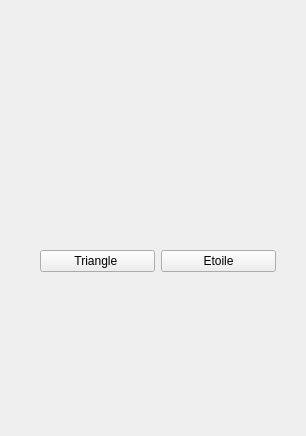
First picture: the form in selectionarea.ui, repository NesrineGhannay/ImagEdit, before the edit.
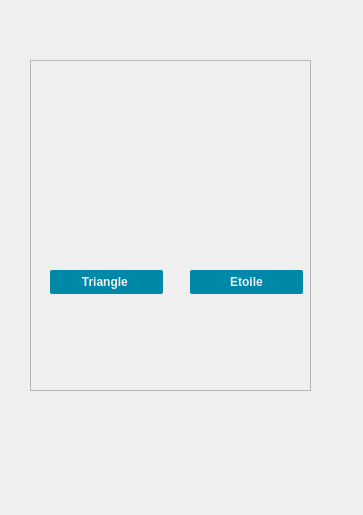
Second picture: the form after the edit. Icons and pictures are not drawn.

Commit message: Add btn to open selection.ui

```diff
--- a/selectionarea.ui
+++ b/selectionarea.ui
@@ -6,40 +6,37 @@
    <rect>
     <x>0</x>
     <y>0</y>
-    <width>306</width>
-    <height>436</height>
+    <width>363</width>
+    <height>515</height>
    </rect>
   </property>
   <property name="windowTitle">
    <string>Form</string>
   </property>
-  <widget class="QWidget" name="">
+  <widget class="QFrame" name="frame">
    <property name="geometry">
     <rect>
-     <x>40</x>
-     <y>72</y>
-     <width>236</width>
-     <height>291</height>
+     <x>30</x>
+     <y>60</y>
+     <width>281</width>
+     <height>331</height>
     </rect>
    </property>
-   <layout class="QVBoxLayout" name="verticalLayout">
-    <item>
-     <layout class="QHBoxLayout" name="horizontalLayout">
-      <item>
-       <spacer name="horizontalSpacer">
-        <property name="orientation">
-         <enum>Qt::Horizontal</enum>
-        </property>
-        <property name="sizeHint" stdset="0">
-         <size>
-          <width>198</width>
-          <height>20</height>
-         </size>
-        </property>
-       </spacer>
-      </item>
-      <item>
+   <property name="frameShape">
+    <enum>QFrame::StyledPanel</enum>
+   </property>
+   <property name="frameShadow">
+    <enum>QFrame::Raised</enum>
+   </property>
        <widget class="QPushButton" name="pushButton">
+    <property name="geometry">
+     <rect>
+      <x>240</x>
+      <y>20</y>
+      <width>28</width>
+      <height>24</height>
+     </rect>
+    </property>
         <property name="text">
          <string/>
         </property>
@@ -51,13 +48,15 @@
          <bool>true</bool>
         </property>
        </widget>
-      </item>
-     </layout>
-    </item>
-    <item>
-     <layout class="QGridLayout" name="gridLayout">
-      <item row="0" column="0">
        <widget class="QPushButton" name="rectangleButton">
+    <property name="geometry">
+     <rect>
+      <x>20</x>
+      <y>120</y>
+      <width>113</width>
+      <height>66</height>
+     </rect>
+    </property>
         <property name="text">
          <string/>
         </property>
@@ -84,9 +83,15 @@
          <bool>true</bool>
         </property>
        </widget>
-      </item>
-      <item row="0" column="1">
        <widget class="QPushButton" name="ellipseButton">
+    <property name="geometry">
+     <rect>
+      <x>150</x>
+      <y>110</y>
+      <width>113</width>
+      <height>66</height>
+     </rect>
+    </property>
         <property name="text">
          <string/>
         </property>
@@ -104,9 +109,32 @@
          <bool>true</bool>
         </property>
        </widget>
-      </item>
-      <item row="1" column="0">
        <widget class="QPushButton" name="triangleButton">
+    <property name="geometry">
+     <rect>
+      <x>20</x>
+      <y>210</y>
+      <width>113</width>
+      <height>24</height>
+     </rect>
+    </property>
+    <property name="styleSheet">
+     <string notr="true">QPushButton {
+	font-family: &quot;Montserrat&quot;, sans-serif;
+	font-weight: 500;
+	color: #edf0f1;
+	background-color: rgba(0, 136, 169, 1);
+	border-radius: 2px;
+}
+
+
+QPushButton::pressed {
+	border: 2px solid #00f;
+}
+
+
+</string>
+    </property>
         <property name="text">
          <string>Triangle </string>
         </property>
@@ -117,16 +145,45 @@
          </size>
         </property>
        </widget>
-      </item>
-      <item row="1" column="1">
        <widget class="QPushButton" name="etoileButton">
+    <property name="geometry">
+     <rect>
+      <x>160</x>
+      <y>210</y>
+      <width>113</width>
+      <height>24</height>
+     </rect>
+    </property>
+    <property name="styleSheet">
+     <string notr="true">QPushButton {
+	font-family: &quot;Montserrat&quot;, sans-serif;
+	font-weight: 500;
+	color: #edf0f1;
+	background-color: rgba(0, 136, 169, 1);
+	border-radius: 2px;
+}
+
+
+QPushButton::pressed {
+	border: 2px solid #00f;
+}
+
+
+</string>
+    </property>
         <property name="text">
          <string>Etoile</string>
         </property>
        </widget>
-      </item>
-      <item row="2" column="0">
        <widget class="QPushButton" name="libreButton">
+    <property name="geometry">
+     <rect>
+      <x>40</x>
+      <y>250</y>
+      <width>232</width>
+      <height>66</height>
+     </rect>
+    </property>
         <property name="text">
          <string/>
         </property>
@@ -144,10 +201,6 @@
          <bool>true</bool>
         </property>
        </widget>
-      </item>
-     </layout>
-    </item>
-   </layout>
   </widget>
  </widget>
  <resources>
```
Lines whose indentation alone changed are shown as unchanged. The commit also changes 5 other files.
